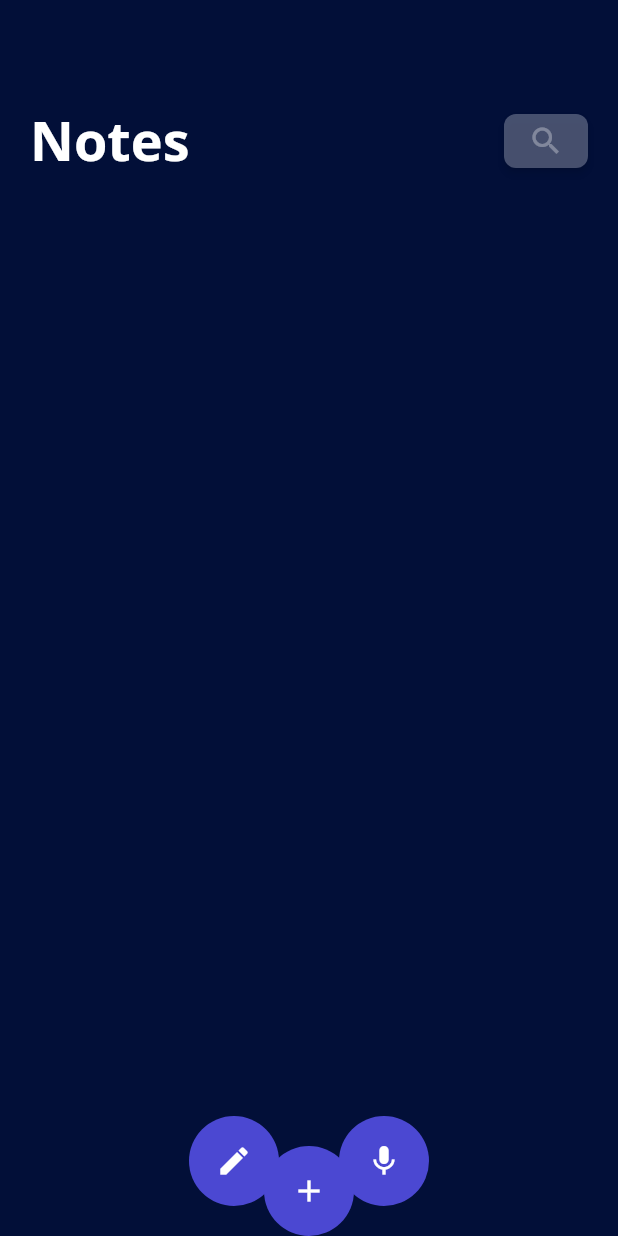
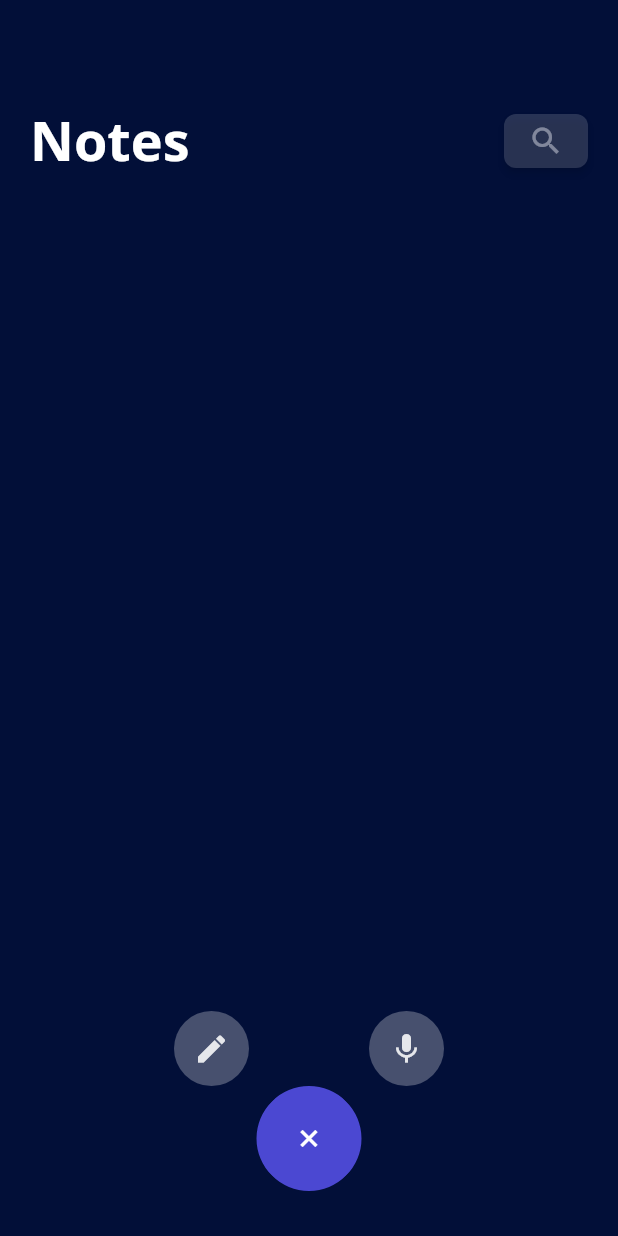
Before and after one commit to mispelledname/notes_app, a Flutter app: the screen it shows after launch, after a tap on the "add" icon, on a phone screen of 412 x 824 dp. Run offline on Flutter 3.47's test engine with Material 2 defaults, Android fonts, the phone set to English and light mode, and no system bars; our stand-ins replace google_fonts.

Commit message:
add button animation

```diff
--- a/lib/screen/home.dart
+++ b/lib/screen/home.dart
@@ -47,7 +47,7 @@ class _HomeScreenState extends State<HomeScreen> {
               ],
             ),
           ),
-          AddButton(onTap: () {}),
+          AddButton(),
         ]
       ),
     );
--- a/lib/util/constants.dart
+++ b/lib/util/constants.dart
@@ -1,7 +1,9 @@
 class Constants {
-  static const double roundButtonSize = 60;
+  static const double roundButtonSize = 70;
   static const double smallRoundButtonSize = 50;
-  static const double buttonOptionVerticalOffset = 20;
-  static const double smallButtonOptionVerticalOffset = 70;
-  static const double smallButtonOptionHorizontalOffset = 50;
+  static const double buttonOptionVerticalOffset = 30;
+  static const double smallButtonOptionVerticalOffset = 50;
+  static const double smallButtonOptionHorizontalOffset = 40;
+  static const double buttonRotationAmount = 0.125;
+  static const int buttonAnimationDuration = 500;
 }
--- a/lib/widget/add_button.dart
+++ b/lib/widget/add_button.dart
@@ -1,11 +1,38 @@
 import 'package:flutter/material.dart';
 import 'package:notesapp/util/colour.dart';
 import 'package:notesapp/util/constants.dart';
+import 'package:notesapp/widget/small_round_button.dart';
 
-class AddButton extends StatelessWidget {
+class AddButton extends StatefulWidget {
+  @override
+  _AddButtonState createState() => _AddButtonState();
+}
 
-  AddButton({@required this.onTap});
-  final GestureTapCallback onTap;
+class _AddButtonState extends State<AddButton> with SingleTickerProviderStateMixin{
+
+  double mainLeftPosition;
+  double mainTopPosition;
+  double midHorizontal;
+  bool _isButtonDisabled = true;
+  AnimationController _controller;
+  Animation _animation;
+  final Tween<double> turnsTween = Tween<double>(
+    begin: 0,
+    end: Constants.buttonRotationAmount,
+  );
+
+  initState() {
+    _controller = AnimationController(
+      vsync: this,
+      duration: const Duration(milliseconds: Constants.buttonAnimationDuration),
+    );
+    _animation = CurvedAnimation(
+      parent: _controller,
+      curve: Curves.easeIn,
+      reverseCurve: Curves.easeOut
+    );
+    super.initState();
+  }
 
   // main add button
   Widget _addOptions() {
@@ -14,67 +41,56 @@ class AddButton extends StatelessWidget {
         color: AppColor.accentColor1,
         child: InkWell(
           splashColor: AppColor.accentColor1.withOpacity(0.1),
-          child: SizedBox(width: 60, height: 60, child: Icon(Icons.add)),
-          onTap: () {},
-        ),
-      ),
-    );
-  }
-
-  // button to add text note
-  Widget _addTextNote() {
-    return ClipOval(
-      child: Material(
-        color: AppColor.accentColor1,
-        child: InkWell(
-          splashColor: Colors.white.withOpacity(0.1),
-          child: SizedBox(width: 60, height: 60, child: Icon(Icons.create)),
-          onTap: () {},
-        ),
-      ),
-    );
-  }
-
-  // button to add recording
-  Widget _addRecording() {
-    return ClipOval(
-      child: Material(
-        color: AppColor.accentColor1,
-        child: InkWell(
-          splashColor: Colors.white.withOpacity(0.1),
           child: SizedBox(
             width: Constants.roundButtonSize,
             height: Constants.roundButtonSize,
-            child: Icon(Icons.mic)
-            ),
-          onTap: () {},
+            child: Icon(Icons.add)
+          ),
+          onTap: () {
+            // animation
+            if (_isButtonDisabled) {
+              _controller.forward();
+            } else {
+              _controller.reverse();
+            }
+            // changes visibility of small buttons on tap
+            setState(() {
+              _isButtonDisabled = !_isButtonDisabled;
+            });
+          },
         ),
-      ),
+      )
     );
   }
 
   @override
   Widget build(BuildContext context) {
-    double mainLeftPosition = (MediaQuery.of(context).size.width - Constants.roundButtonSize) * 0.5;
+
+    midHorizontal = MediaQuery.of(context).size.width * 0.5;
+    mainLeftPosition = (MediaQuery.of(context).size.width - Constants.roundButtonSize) * 0.5;
+    mainTopPosition = MediaQuery.of(context).size.height - Constants.roundButtonSize - Constants.buttonOptionVerticalOffset;
 
     return Stack(children: <Widget>[
-      // main button
-      Positioned(
-        child: _addOptions(),
-        left: mainLeftPosition,
-        top: MediaQuery.of(context).size.height - Constants.roundButtonSize
-      ),
       // add text
       Positioned(
-        child: _addTextNote(),
-        left: (MediaQuery.of(context).size.width - Constants.roundButtonSize) * 0.5 - Constants.smallButtonOptionHorizontalOffset,
-        top: MediaQuery.of(context).size.height - Constants.roundButtonSize - Constants.buttonOptionVerticalOffset,
+        child: SmallButton(iconData: Icons.create, onTap: () {}, isButtonDisabled: _isButtonDisabled),
+        left: midHorizontal - Constants.smallButtonOptionHorizontalOffset - Constants.smallRoundButtonSize,
+        top: mainTopPosition - Constants.smallButtonOptionVerticalOffset,
       ),
       // add recording
       Positioned(
-        child: _addRecording(),
-        left: (MediaQuery.of(context).size.width - Constants.roundButtonSize) * 0.5 + Constants.smallButtonOptionHorizontalOffset,
-        top: MediaQuery.of(context).size.height - Constants.roundButtonSize - Constants.buttonOptionVerticalOffset,
+        child: SmallButton(iconData: Icons.mic, onTap: () {}, isButtonDisabled: _isButtonDisabled),
+        left: midHorizontal + Constants.smallButtonOptionHorizontalOffset,
+        top: mainTopPosition - Constants.smallButtonOptionVerticalOffset,
+      ),
+      // main button
+      Positioned(
+        left: mainLeftPosition,
+        top: mainTopPosition,
+        child: RotationTransition(
+          turns: turnsTween.animate(_animation),
+          child: _addOptions()
+        ),
       ),
     ],);
   }
--- a/lib/widget/search_button.dart
+++ b/lib/widget/search_button.dart
@@ -10,8 +10,8 @@ class SearchButton extends StatelessWidget {
     return Opacity(
       opacity: 0.5,
       child: MaterialButton(
-        color: AppColor.lightBgColor.withOpacity(0.6),
-        splashColor: AppColor.lightBgColor.withOpacity(0.5),
+        color: Colors.white.withOpacity(0.3),
+        splashColor: Colors.white.withOpacity(0.1),
         minWidth: 25,
         child: Padding(
           padding: EdgeInsets.all(0.0),
--- /dev/null
+++ b/lib/widget/small_round_button.dart
@@ -0,0 +1,46 @@
+import 'package:flutter/material.dart';
+import 'package:notesapp/util/colour.dart';
+import 'package:notesapp/util/constants.dart';
+
+class SmallButton extends StatefulWidget {
+
+  final GestureTapCallback onTap;
+  final IconData iconData;
+  bool isButtonDisabled;
+
+  SmallButton({@required this.iconData, this.onTap, this.isButtonDisabled});
+
+  @override
+  _SmallButtonState createState() => _SmallButtonState();
+}
+
+class _SmallButtonState extends State<SmallButton> {
+
+  @protected
+  void initState() {
+    super.initState();
+    widget.isButtonDisabled = true;
+  }
+
+  @override
+  Widget build(BuildContext context) {
+
+    return ClipOval(
+      child: Opacity(
+        opacity: widget.isButtonDisabled ? 0 : 0.9,
+        child: Material(
+          color: Colors.white.withOpacity(0.3),
+          child: InkWell(
+            splashColor: Colors.white.withOpacity(0.3),
+            child: SizedBox(
+              width: Constants.smallRoundButtonSize,
+              height: Constants.smallRoundButtonSize,
+              child: Icon(widget.iconData, color: Colors.white)
+            ),
+            onTap: widget.isButtonDisabled ? null : widget.onTap,
+          ),
+        ),
+      ),
+    );
+  }
+}
```
